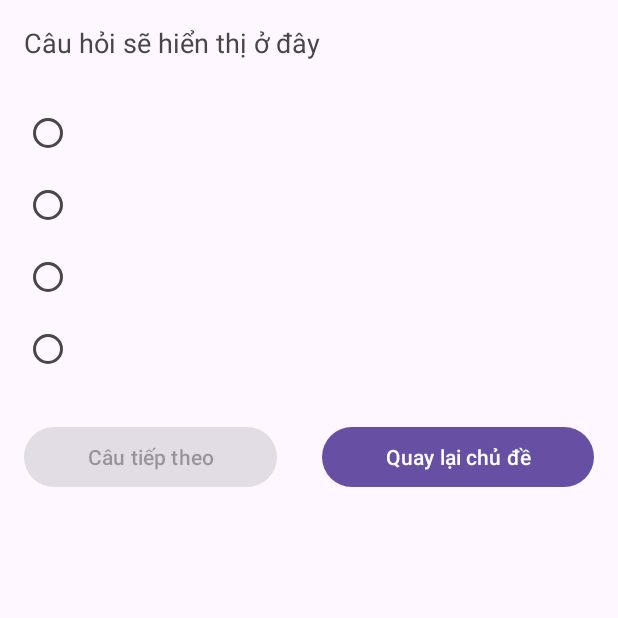
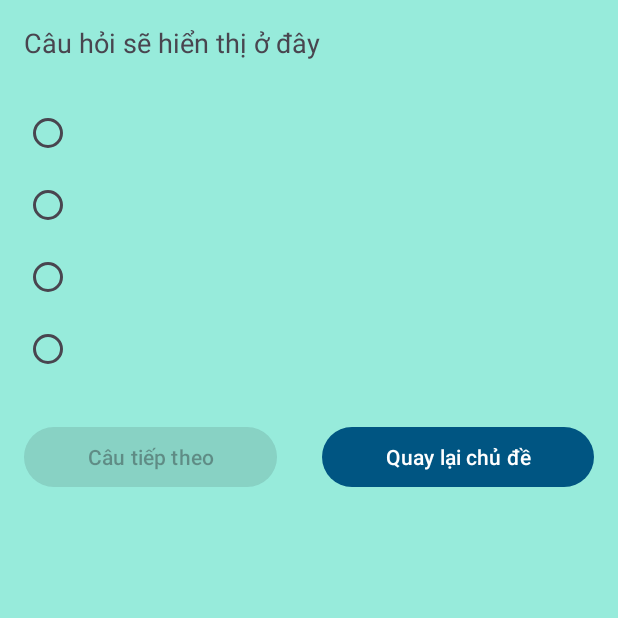
Before and after one commit to DangUy610/AppLuyenTapThiLyThuyetBangLaiXeA1, an Android app: the LuyenTap screen opened directly, with no data from a screen before it, on a phone screen of 412 x 824 dp, the top half of it. Run offline under Robolectric (Android 15) with nearby library versions, the phone set to English and light mode, and no system bars; 1 statement that could not run was skipped.

```diff
--- a/app/src/main/java/com/example/appluyentapthilythuyetbanglaixea1/LuyenTap.java
+++ b/app/src/main/java/com/example/appluyentapthilythuyetbanglaixea1/LuyenTap.java
@@ -13,6 +13,7 @@ import android.graphics.Color;
 import android.graphics.drawable.Drawable;
 import android.os.Bundle;
 import android.util.Log;
+import android.util.TypedValue;
 import android.view.View;
 import android.widget.Button;
 import android.widget.ImageView;
@@ -27,11 +28,13 @@ import java.io.InputStream;
 import java.io.OutputStream;
 
 public class LuyenTap extends AppCompatActivity {
-    int correctAnswerIndex = -1;  // 0 -> A, 1 -> B, 2 -> C, 3 -> D
-    int currentQuestionIndex = 0;
-    int answerQuantity = 0;
-    int questionQuantity = 0;
-    int correctAnswerCount = 0;
+    private int correctAnswerIndex = -1;  // 0 -> A, 1 -> B, 2 -> C, 3 -> D
+    private int currentQuestionIndex = 0;
+    private int answerQuantity = 0;
+    private int questionQuantity = 0;
+    private int correctAnswerCount = 0;
+    private TypedValue tv;
+    private int colorTextPrimary, colorWindowBackground;
     TextView questionText;
     RadioGroup answersGroup;
     RadioButton answer1, answer2, answer3, answer4;
@@ -58,11 +61,15 @@ public class LuyenTap extends AppCompatActivity {
         nextQuestionBtn = findViewById(R.id.nextQuestionBtn);
         questionImage = findViewById(R.id.questionImage);
         btnQuaylaiTopic =findViewById(R.id.btn_quaylai_topic);
+        tv = new TypedValue();
+        getTheme().resolveAttribute(android.R.attr.textColorPrimary, tv, true);
+        colorTextPrimary = tv.data;
+        getTheme().resolveAttribute(android.R.attr.windowBackground, tv, true);
+        colorWindowBackground = tv.data;
         btnQuaylaiTopic.setOnClickListener(new View.OnClickListener() {
             @Override
             public void onClick(View v) {
-                Intent intent = new Intent(LuyenTap.this, TopicLuyenTap.class);
-                startActivity(intent);
+                finish();
             }
         });
         // Nhận chủ đề từ Intent
@@ -113,7 +120,8 @@ public class LuyenTap extends AppCompatActivity {
         answersGroup.clearCheck();
         for (RadioButton btn : answerButtons) {
             btn.setEnabled(true);
-            btn.setTextColor(Color.BLACK);
+            btn.setTextColor(colorTextPrimary);
+            btn.setBackgroundColor(colorWindowBackground);
             btn.setText("");
         }
         nextQuestionBtn.setEnabled(false);
@@ -187,13 +195,16 @@ public class LuyenTap extends AppCompatActivity {
 
                     // Tô màu: Xanh lá nếu đúng, đỏ nếu sai
                     if (selectedIndex == correctAnswerIndex) {
-                        answerButtons[selectedIndex].setTextColor(Color.GREEN);
+                        answerButtons[selectedIndex].setTextColor(Color.BLACK);
+                        answerButtons[selectedIndex].setBackgroundColor(Color.parseColor("#4CAF50"));
                         correctAnswerCount++;
 //                        Log.d("CORRECT_ANWSER_COUNT","correctAnswerCount = "+correctAnswerCount);
                     }
                     else {
-                        answerButtons[selectedIndex].setTextColor(Color.RED);
-                        answerButtons[correctAnswerIndex].setTextColor(Color.GREEN);
+                        answerButtons[selectedIndex].setBackgroundColor(Color.parseColor("#FF0000"));
+                        answerButtons[selectedIndex].setTextColor(Color.WHITE);
+                        answerButtons[correctAnswerIndex].setTextColor(Color.BLACK);
+                        answerButtons[correctAnswerIndex].setBackgroundColor(Color.parseColor("#4CAF50"));
                     }
                     nextQuestionBtn.setEnabled(true);
                     questionQuantity++;
--- a/app/src/main/java/com/example/appluyentapthilythuyetbanglaixea1/TopicLuyenTap.java
+++ b/app/src/main/java/com/example/appluyentapthilythuyetbanglaixea1/TopicLuyenTap.java
@@ -59,8 +59,7 @@ public class TopicLuyenTap extends AppCompatActivity {
         btnQuaylai.setOnClickListener(new View.OnClickListener() {
             @Override
             public void onClick(View v) {
-                Intent intent = new Intent(TopicLuyenTap.this, MainActivity.class);
-                startActivity(intent);
+                finish();
             }
         });
     }
--- a/app/src/main/res/layout/activity_luyen_tap.xml
+++ b/app/src/main/res/layout/activity_luyen_tap.xml
@@ -24,25 +24,29 @@
         android:layout_width="match_parent"
         android:layout_height="wrap_content">
 
-        <RadioButton
+        <androidx.appcompat.widget.AppCompatRadioButton
             android:id="@+id/answer1"
             android:layout_width="match_parent"
-            android:layout_height="wrap_content" />
+            android:layout_height="wrap_content"
+            android:textColor="?attr/colorOnSurface"/>
 
-        <RadioButton
+        <androidx.appcompat.widget.AppCompatRadioButton
             android:id="@+id/answer2"
             android:layout_width="match_parent"
-            android:layout_height="wrap_content" />
+            android:layout_height="wrap_content"
+            android:textColor="?attr/colorOnSurface"/>
 
-        <RadioButton
+        <androidx.appcompat.widget.AppCompatRadioButton
             android:id="@+id/answer3"
             android:layout_width="match_parent"
-            android:layout_height="wrap_content" />
+            android:layout_height="wrap_content"
+            android:textColor="?attr/colorOnSurface"/>
 
-        <RadioButton
+        <androidx.appcompat.widget.AppCompatRadioButton
             android:id="@+id/answer4"
             android:layout_width="match_parent"
-            android:layout_height="wrap_content" />
+            android:layout_height="wrap_content"
+            android:textColor="?attr/colorOnSurface"/>
     </RadioGroup>
     <LinearLayout
         android:layout_marginTop="24dp"
--- a/app/src/main/res/values-night/themes.xml
+++ b/app/src/main/res/values-night/themes.xml
@@ -3,5 +3,9 @@
     <style name="Base.Theme.AppLuyenTapThiLyThuyetBangLaiXeA1" parent="Theme.Material3.DayNight.NoActionBar">
         <!-- Customize your dark theme here. -->
         <!-- <item name="colorPrimary">@color/my_dark_primary</item> -->
+        <item name="colorPrimary">#486581</item>
+        <item name="colorOnPrimary">#f0f4f8</item>
+        <item name="android:windowBackground">#102a43</item>
+        <item name="android:textColorPrimary">@color/white</item>
     </style>
 </resources>
--- a/app/src/main/res/values/colors.xml
+++ b/app/src/main/res/values/colors.xml
@@ -2,4 +2,6 @@
 <resources>
     <color name="black">#FF000000</color>
     <color name="white">#FFFFFFFF</color>
+    <color name="answer_true">#4CAF50</color>
+    <color name="answer_false">#FF0000</color>
 </resources>
--- a/app/src/main/res/values/themes.xml
+++ b/app/src/main/res/values/themes.xml
@@ -3,6 +3,10 @@
     <style name="Base.Theme.AppLuyenTapThiLyThuyetBangLaiXeA1" parent="Theme.Material3.DayNight.NoActionBar">
         <!-- Customize your light theme here. -->
         <!-- <item name="colorPrimary">@color/my_light_primary</item> -->
+        <item name="colorPrimary">#005582</item>
+        <item name="colorOnPrimary">@color/white</item>
+        <item name="android:windowBackground">#97ebdb</item>
+        <item name="android:textColorPrimary">@color/black</item>
     </style>
 
     <style name="Theme.AppLuyenTapThiLyThuyetBangLaiXeA1" parent="Base.Theme.AppLuyenTapThiLyThuyetBangLaiXeA1" />
```
Also changed, not shown: app/src/main/java/com/example/appluyentapthilythuyetbanglaixea1/MainActivity.java (+64 -16 lines).
